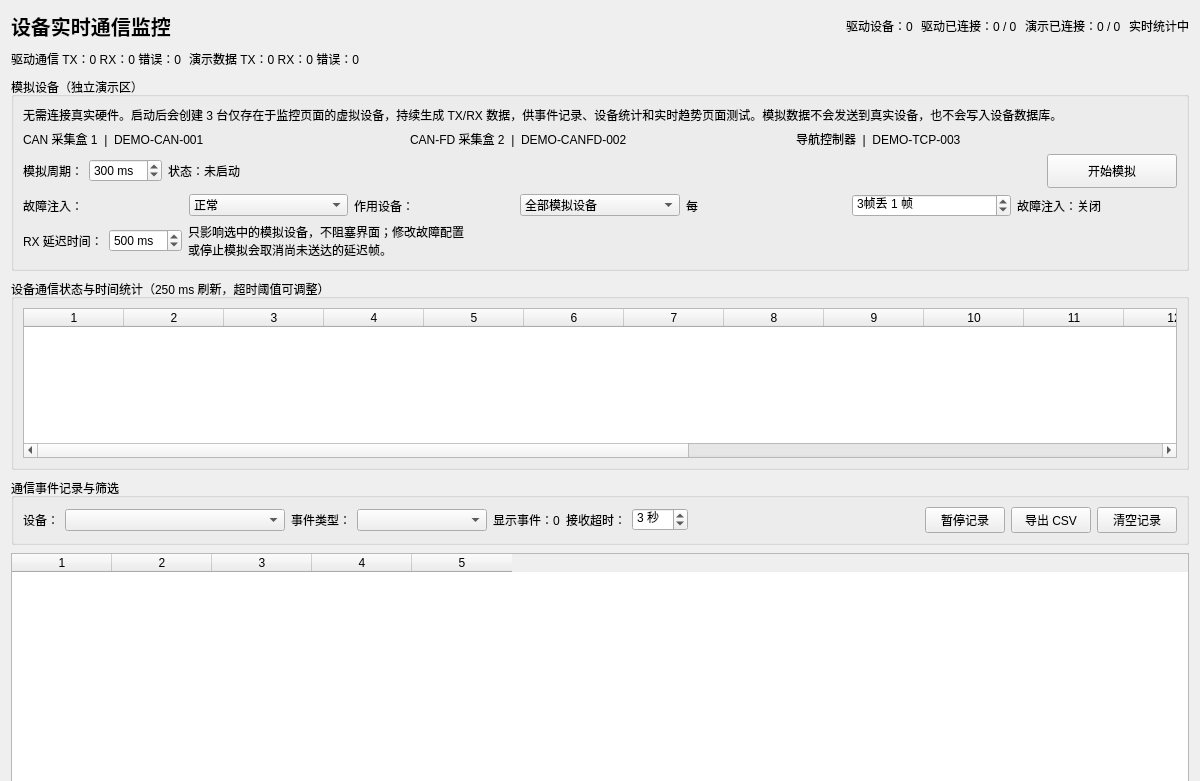
This is src/pages/MonitorPage.ui in niudamei/IndustrialHub as Qt 5 draws it before an edit. The edited form follows.
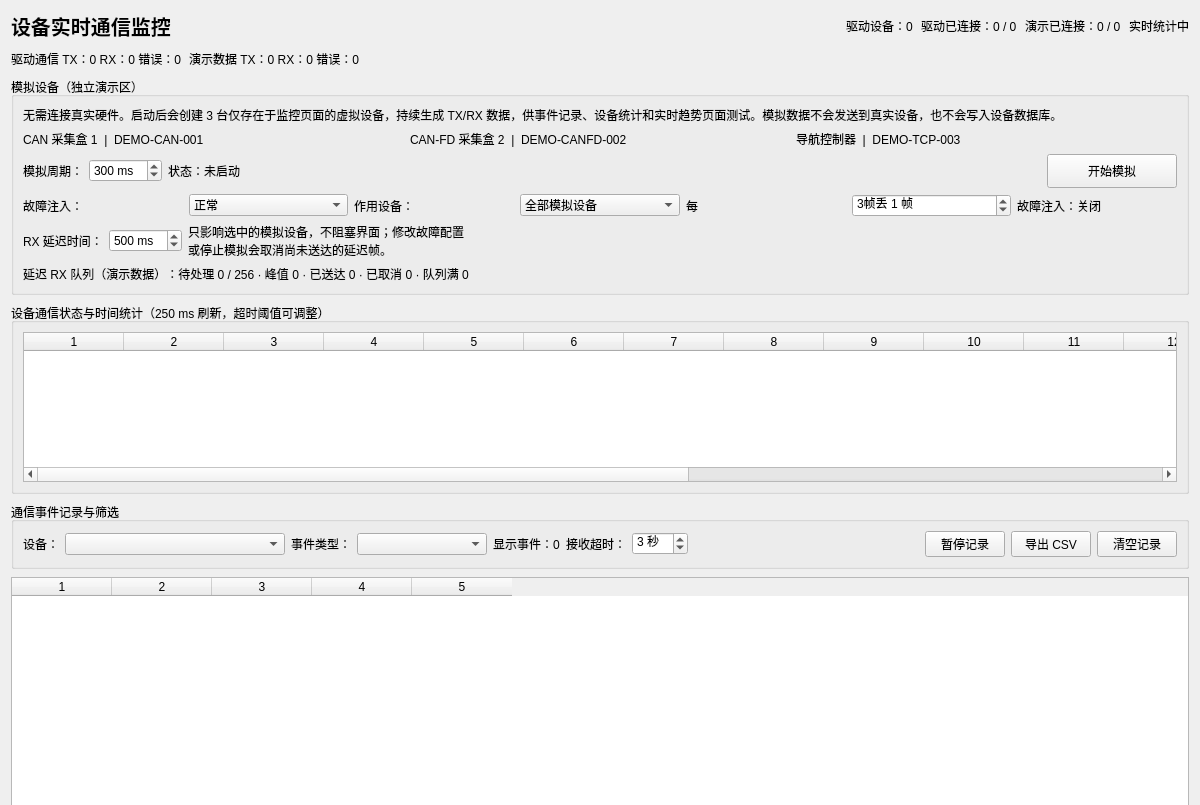
This is the edited form.

Commit message: Expose delayed demo RX queue health metrics

Diff of the .ui file:
```diff
--- a/src/pages/MonitorPage.ui
+++ b/src/pages/MonitorPage.ui
@@ -122,6 +122,12 @@
         <item><spacer name="demoDelaySpacer"><property name="orientation"><enum>Qt::Horizontal</enum></property><property name="sizeHint" stdset="0"><size><width>30</width><height>20</height></size></property></spacer></item>
        </layout>
       </item>
+      <item>
+       <widget class="QLabel" name="demoRxQueueStatsLabel">
+        <property name="text"><string>延迟 RX 队列（演示数据）：待处理 0 / 256 · 峰值 0 · 已送达 0 · 已取消 0 · 队列满 0</string></property>
+        <property name="toolTip"><string>统计当前页面生命周期内的演示 RX 延迟队列；不包含真实通信数据，停止模拟后历史计数仍保留。</string></property>
+       </widget>
+      </item>
      </layout>
     </widget>
    </item>
```
The commit also changes 4 other files.
